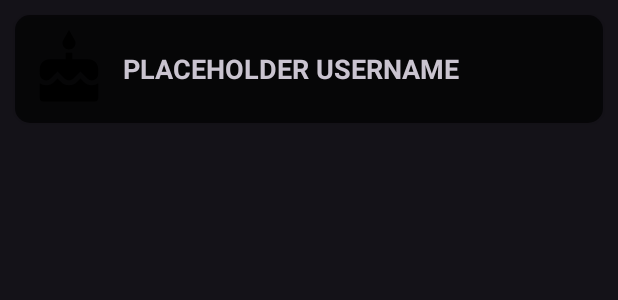
After one commit to RobertFlan02/FitFinder, an Android app: the layout search_user_recycler_row.xml on its own in the app's theme, with its tools: preview values and no code run, on a phone screen of 412 x 824 dp. The commit adds this screen. Shown: the top 300 px of the screen. Run offline under Robolectric (Android 15) with nearby library versions, the phone set to English and light mode, and no system bars.

Commit message:
Added lots. Pretty much done but there is an error with initialising recycler view
- Added more methods to FirebaseHelper and more renamed methods to start with Get Get
- Added drawable for placeholder profile pic icon
- Added round corners drawable
- Added profile-pic view and search_user_recycler_row
- Added light grey colour (not sure if its working)
- Added Android Helper class
- Re-Added UserModel
- Added RecyclerAdapter for Seraching

```diff
--- a/app/build.gradle.kts
+++ b/app/build.gradle.kts
@@ -44,6 +44,8 @@ dependencies {
     implementation("androidx.constraintlayout:constraintlayout:2.1.4")
     implementation("com.google.firebase:firebase-auth:22.3.1")
     implementation("com.google.firebase:firebase-firestore:24.11.1")
+    implementation("com.firebaseui:firebase-ui-firestore:8.0.2")
+    implementation ("com.github.bumptech.glide:glide:4.16.0")
     implementation ("com.google.firebase:firebase-storage:20.3.0")
     testImplementation("junit:junit:4.13.2")
     androidTestImplementation("androidx.test.ext:junit:1.1.5")
--- a/app/src/main/AndroidManifest.xml
+++ b/app/src/main/AndroidManifest.xml
@@ -37,6 +37,11 @@
             android:parentActivityName=".MainActivity"
             android:theme="@style/Theme.Material3.Dark" />
         <activity
+            android:name=".search.SearchUserActivity"
+            android:exported="true"
+            android:parentActivityName=".MainActivity"
+            android:theme="@style/Theme.Material3.Dark" />
+        <activity
             android:name=".loginregistration.Login"
             android:exported="true"
             android:theme="@style/Theme.Material3.Dark.NoActionBar">
--- a/app/src/main/java/vinigarstudios/fitfinder/MainActivity.java
+++ b/app/src/main/java/vinigarstudios/fitfinder/MainActivity.java
@@ -28,6 +28,7 @@ import java.io.ByteArrayOutputStream;
 
 import vinigarstudios.fitfinder.loginregistration.Login;
 import vinigarstudios.fitfinder.search.Search;
+import vinigarstudios.fitfinder.search.SearchUserActivity;
 import vinigarstudios.utility.VinigarCompatActivity;
 
 public class MainActivity extends VinigarCompatActivity {
@@ -63,7 +64,7 @@ public class MainActivity extends VinigarCompatActivity {
         searchButton.setOnClickListener(new View.OnClickListener() {
             @Override
             public void onClick(View v) {
-                Intent intent = new Intent(getApplicationContext(), Search.class);
+                Intent intent = new Intent(getApplicationContext(), SearchUserActivity.class);
                 startActivity(intent);
             }
         });
--- /dev/null
+++ b/app/src/main/res/drawable/baseline_cake_24.xml
@@ -0,0 +1,5 @@
+<vector android:height="24dp" android:tint="#000000"
+    android:viewportHeight="24" android:viewportWidth="24"
+    android:width="24dp" xmlns:android="http://schemas.android.com/apk/res/android">
+    <path android:fillColor="@android:color/white" android:pathData="M12,6c1.11,0 2,-0.9 2,-2 0,-0.38 -0.1,-0.73 -0.29,-1.03L12,0l-1.71,2.97c-0.19,0.3 -0.29,0.65 -0.29,1.03 0,1.1 0.9,2 2,2zM16.6,15.99l-1.07,-1.07 -1.08,1.07c-1.3,1.3 -3.58,1.31 -4.89,0l-1.07,-1.07 -1.09,1.07C6.75,16.64 5.88,17 4.96,17c-0.73,0 -1.4,-0.23 -1.96,-0.61L3,21c0,0.55 0.45,1 1,1h16c0.55,0 1,-0.45 1,-1v-4.61c-0.56,0.38 -1.23,0.61 -1.96,0.61 -0.92,0 -1.79,-0.36 -2.44,-1.01zM18,9h-5L13,7h-2v2L6,9c-1.66,0 -3,1.34 -3,3v1.54c0,1.08 0.88,1.96 1.96,1.96 0.52,0 1.02,-0.2 1.38,-0.57l2.14,-2.13 2.13,2.13c0.74,0.74 2.03,0.74 2.77,0l2.14,-2.13 2.13,2.13c0.37,0.37 0.86,0.57 1.38,0.57 1.08,0 1.96,-0.88 1.96,-1.96L20.99,12C21,10.34 19.66,9 18,9z"/>
+</vector>
--- /dev/null
+++ b/app/src/main/res/drawable/round_corners.xml
@@ -0,0 +1,14 @@
+<?xml version="1.0" encoding="utf-8"?>
+<shape xmlns:android="http://schemas.android.com/apk/res/android" >
+    <solid android:color="#A5000000"/>
+    <stroke android:width="0dp"
+        android:color="#00FFFFFF"/>
+    <padding android:left="0dp"
+        android:top="0dp"
+        android:right="0dp"
+        android:bottom="0dp"/>
+    <corners android:bottomRightRadius="10dp"
+        android:bottomLeftRadius="10dp"
+        android:topLeftRadius="10dp"
+        android:topRightRadius="10dp"/>
+</shape>
--- /dev/null
+++ b/app/src/main/res/layout/profile_pic_view.xml
@@ -0,0 +1,16 @@
+<?xml version="1.0" encoding="utf-8"?>
+<RelativeLayout xmlns:android="http://schemas.android.com/apk/res/android"
+    android:layout_width="match_parent"
+    android:layout_height="match_parent"
+    xmlns:app="http://schemas.android.com/apk/res-auto">
+
+    <ImageView
+        android:layout_width="52dp"
+        android:layout_height="52dp"
+        android:background="@drawable/baseline_cake_24"
+        android:padding="4dp"
+        app:tint="@color/lightGrey"
+        android:layout_centerInParent="true"
+        android:id="@+id/searchProfilePicImageView"/>
+
+</RelativeLayout>
--- /dev/null
+++ b/app/src/main/res/layout/search_user_recycler_row.xml
@@ -0,0 +1,30 @@
+<?xml version="1.0" encoding="utf-8"?>
+<LinearLayout xmlns:android="http://schemas.android.com/apk/res/android"
+    android:layout_width="match_parent"
+    android:layout_height="wrap_content"
+    android:background="@drawable/round_corners"
+    android:layout_margin="10dp"
+    android:elevation="2dp">
+
+    <include layout="@layout/profile_pic_view"
+        android:layout_width="52dp"
+        android:layout_height="52dp"
+        android:layout_gravity="center"
+        android:layout_margin="10dp"/>
+
+    <LinearLayout
+        android:layout_width="match_parent"
+        android:layout_height="wrap_content"
+        android:orientation="vertical"
+        android:layout_gravity="center">
+
+        <TextView
+            android:layout_width="wrap_content"
+            android:layout_height="wrap_content"
+            android:text="PLACEHOLDER USERNAME"
+            android:textSize="18sp"
+            android:textStyle="bold"
+            android:id="@+id/searchUsernameText"/>
+    </LinearLayout>
+
+</LinearLayout>
--- a/app/src/main/res/values/colors.xml
+++ b/app/src/main/res/values/colors.xml
@@ -2,4 +2,6 @@
 <resources>
     <color name="black">#FF000000</color>
     <color name="white">#FFFFFFFF</color>
+    <color name="lightGrey">#FF949494</color>
+
 </resources>
```
Also changed, not shown: app/src/main/java/vinigarstudios/fitfinder/adapter/SearchUserRecyclerAdapter.java (added, +74 -0 lines), app/src/main/java/vinigarstudios/fitfinder/models/UserModel.java (added, +66 -0 lines), app/src/main/java/vinigarstudios/fitfinder/search/SearchUserActivity.java (added, +110 -0 lines), app/src/main/java/vinigarstudios/utility/AndroidHelper.java (added, +42 -0 lines), app/src/main/java/vinigarstudios/utility/FirebaseHelper.java (+21 -7 lines), app/src/main/res/layout/activity_search_user.xml (added, +13 -0 lines).
